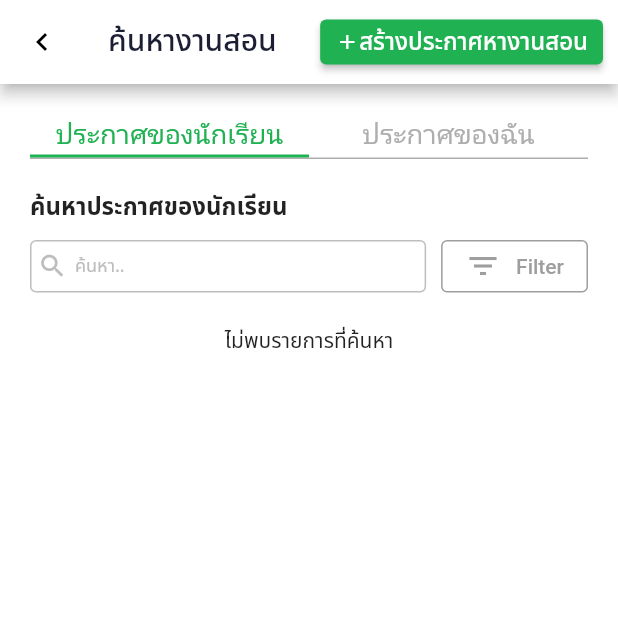
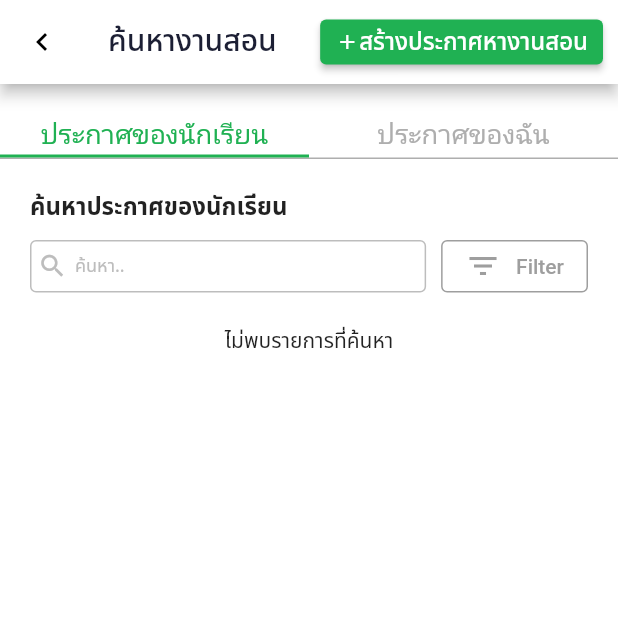
Before and after one commit to ThitsadeeChareanpon/solve-tutor, a Flutter app: the ClassListPage screen opened directly, on a phone screen of 412 x 824 dp, the top half of it. Run offline on Flutter 3.47's test engine with Material 2 defaults, Android fonts, the phone set to English and light mode, and no system bars; our stand-ins replace cached_network_image, cloud_firestore, dotted_border, emoji_picker_flutter, file_picker, firebase_auth and 16 more; missing offline and left inert: flutter_reorderable_grid_view, flutter_reorderable_list, number_paginator, video_thumbnail, videosdk; accounts and stored records are empty; Roboto replaces fonts that are missing (Kanit); project files that could hold a hidden picture were left out.

Commit message:
update design find class.

```diff
--- a/lib/feature/class/pages/class_list_page.dart
+++ b/lib/feature/class/pages/class_list_page.dart
@@ -177,9 +177,7 @@ class _ClassListPageState extends State<ClassListPage>
       child: Scaffold(
         backgroundColor: Colors.white,
         appBar: appBar(),
-        body: Padding(
-          padding: EdgeInsets.symmetric(horizontal: size.width > 480 ? 40 : 20),
-          child: Column(
+        body: Column(
           children: [
             const SizedBox(
               height: 20,
@@ -229,7 +227,6 @@ class _ClassListPageState extends State<ClassListPage>
               ),
             ),
           ],
-          ),
         ),
       ),
     );
--- a/lib/feature/class/pages/create_class_page.dart
+++ b/lib/feature/class/pages/create_class_page.dart
@@ -5,7 +5,6 @@ import 'package:flutter/material.dart';
 import 'package:fluttertoast/fluttertoast.dart';
 import 'package:image_picker/image_picker.dart';
 import 'package:provider/provider.dart';
-import 'package:solve_tutor/authentication/models/user_model.dart';
 import 'package:solve_tutor/authentication/service/auth_provider.dart';
 import 'package:solve_tutor/constants/theme.dart';
 import 'package:solve_tutor/feature/class/models/class_model.dart';
@@ -370,7 +369,7 @@ class _CreateClassPageState extends State<CreateClassPage>
                       onPressed: () {
                         if (_formKey.currentState!.validate()) {
                           ClassModel item = ClassModel(
-                            userId: authProvider!.user!.id!,
+                            userId: authProvider?.user?.id ?? "",
                             name: txtName.text,
                             schoolSubject: selectClass,
                             classLevel: selectClassLevel,
--- a/lib/feature/class/pages/find_class_page.dart
+++ b/lib/feature/class/pages/find_class_page.dart
@@ -1,11 +1,8 @@
-import 'dart:developer';
-
 import 'package:cloud_firestore/cloud_firestore.dart';
 import 'package:flutter/material.dart';
 import 'package:intl/intl.dart';
 import 'package:number_paginator/number_paginator.dart';
 import 'package:provider/provider.dart';
-import 'package:solve_tutor/authentication/models/user_model.dart';
 import 'package:solve_tutor/authentication/service/auth_provider.dart';
 import 'package:solve_tutor/constants/school_subject_constants.dart';
 import 'package:solve_tutor/feature/class/models/class_model.dart';
@@ -185,7 +182,9 @@ class _FindClassPageState extends State<FindClassPage> {
   Widget build(BuildContext context) {
     return Scaffold(
       backgroundColor: Colors.white,
-      body: SingleChildScrollView(
+      body: Padding(
+        padding: EdgeInsets.symmetric(horizontal: size.width > 480 ? 40 : 20),
+        child: SingleChildScrollView(
           child: Column(
             crossAxisAlignment: CrossAxisAlignment.start,
             children: [
@@ -242,8 +241,8 @@ class _FindClassPageState extends State<FindClassPage> {
                       child: OutlinedButton(
                           style: OutlinedButton.styleFrom(
                               backgroundColor: Colors.white,
-                            side:
-                                const BorderSide(color: Colors.grey, width: 1)),
+                              side: const BorderSide(
+                                  color: Colors.grey, width: 1)),
                           onPressed: () async {
                             // log("message : $selectClass");
                             // log("message : $selectClassLevel");
@@ -398,12 +397,25 @@ class _FindClassPageState extends State<FindClassPage> {
             ],
           ),
         ),
+      ),
       floatingActionButtonLocation: FloatingActionButtonLocation.centerDocked,
       floatingActionButton: Container(
+        decoration: BoxDecoration(
           color: Colors.white,
+          borderRadius: BorderRadius.circular(10),
+          boxShadow: [
+            BoxShadow(
+              color: Colors.grey.withOpacity(0.5),
+              spreadRadius: 2,
+              blurRadius: 5,
+              offset: Offset(0, 3), // changes position of shadow
+            ),
+          ],
+        ),
         child: Builder(builder: (context) {
           if (searchClassList.isNotEmpty) {
             return Row(
+              mainAxisSize: MainAxisSize.min,
               mainAxisAlignment: MainAxisAlignment.center,
               children: [
                 ConstrainedBox(
```
Also changed, not shown: lib/feature/class/pages/my_class_page.dart (+4 -7 lines). Lines whose indentation alone changed are shown as unchanged.
